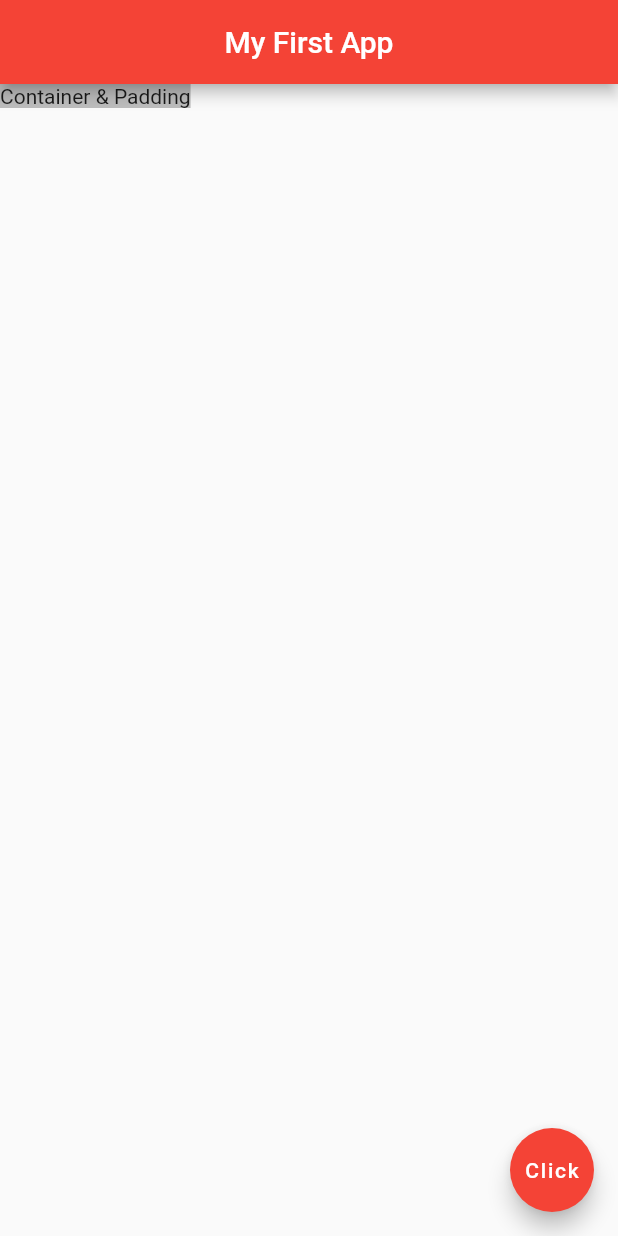
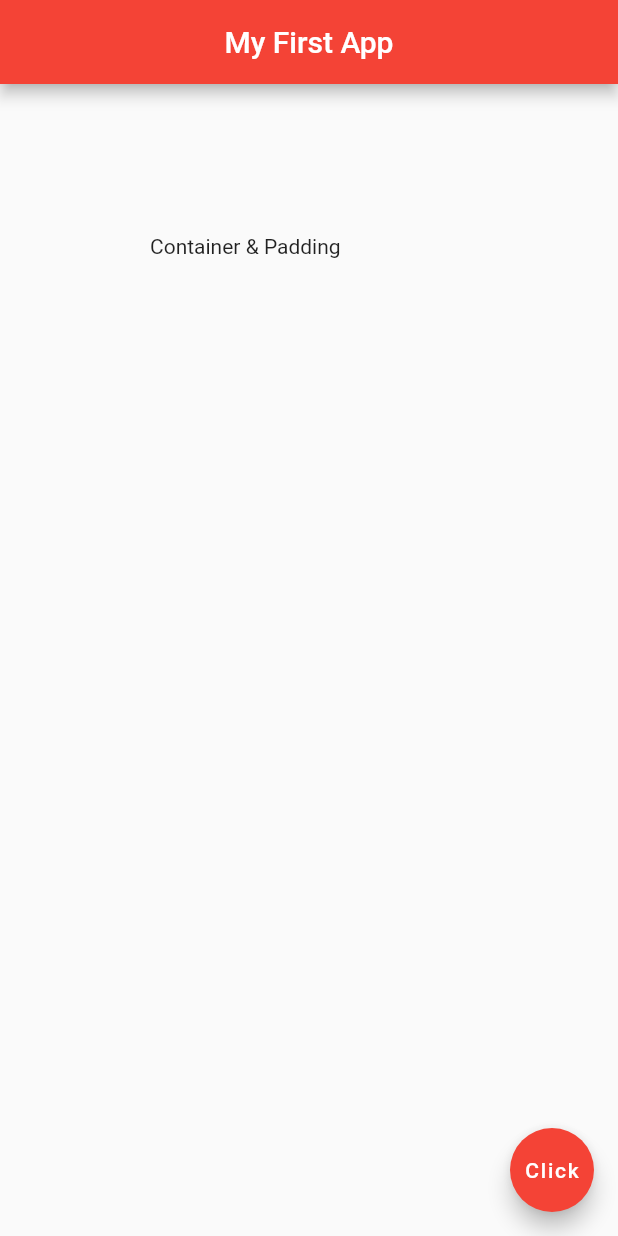
Before and after one commit to Monjur-Alam/Flutter-Beginner, a Flutter app: the screen it shows after launch, on a phone screen of 412 x 824 dp. Run offline on Flutter 3.47's test engine with Material 2 defaults, Android fonts, the phone set to English and light mode, and no system bars.

Commit message:
Containers & Padding 2/2

```diff
--- a/lib/main.dart
+++ b/lib/main.dart
@@ -11,10 +11,19 @@ class Home extends StatelessWidget {
         centerTitle: true,
         backgroundColor: Colors.red[500],
       ),
-      body: Container(
-        color: Colors.grey[400],
+      body: Padding(
+        padding: EdgeInsets.all(100.0), // margin not working here
         child: Text('Container & Padding'),
       ),
+
+      // Container(
+      //   margin: EdgeInsets.all(30.0),
+      //   padding: EdgeInsets.fromLTRB(30.0, 20.0, 30.0, 20.0),
+        // padding: EdgeInsets.symmetric(vertical: 10.0, horizontal: 30),
+        // padding: EdgeInsets.all(50.0),
+        // color: Colors.grey[400],
+        // child: Text('Container & Padding'),
+      // ),
       floatingActionButton: FloatingActionButton(
         onPressed: () {},
         child: Text('Click'),
```
